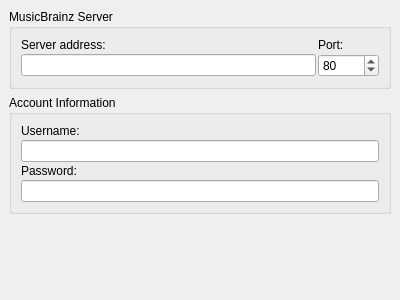
Old version of the form ui/options_general.ui in the repository metabrainz/picard.
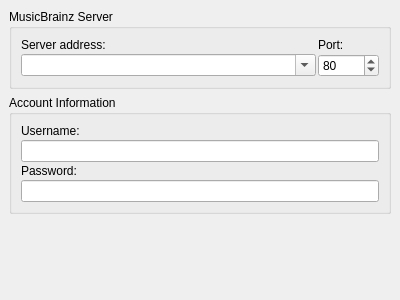
New version of the form.

Commit message: Use QComboBox to set the mirror server.

The edit to the form file:
```diff
--- a/ui/options_general.ui
+++ b/ui/options_general.ui
@@ -35,7 +35,19 @@
        <number>2</number>
       </property>
       <item row="1" column="0" >
-       <widget class="QLineEdit" name="server_host" />
+       <widget class="QComboBox" name="server_host" >
+        <property name="sizePolicy" >
+         <sizepolicy>
+          <hsizetype>7</hsizetype>
+          <vsizetype>0</vsizetype>
+          <horstretch>0</horstretch>
+          <verstretch>0</verstretch>
+         </sizepolicy>
+        </property>
+        <property name="editable" >
+         <bool>true</bool>
+        </property>
+       </widget>
       </item>
       <item row="0" column="0" >
        <widget class="QLabel" name="label" >
@@ -122,8 +134,8 @@
      </property>
      <property name="sizeHint" >
       <size>
-       <width>20</width>
-       <height>40</height>
+       <width>201</width>
+       <height>92</height>
       </size>
      </property>
     </spacer>
```
Left out of the diff: 22 changed lines with no effect on the pictures. The commit also changes 2 other files.
